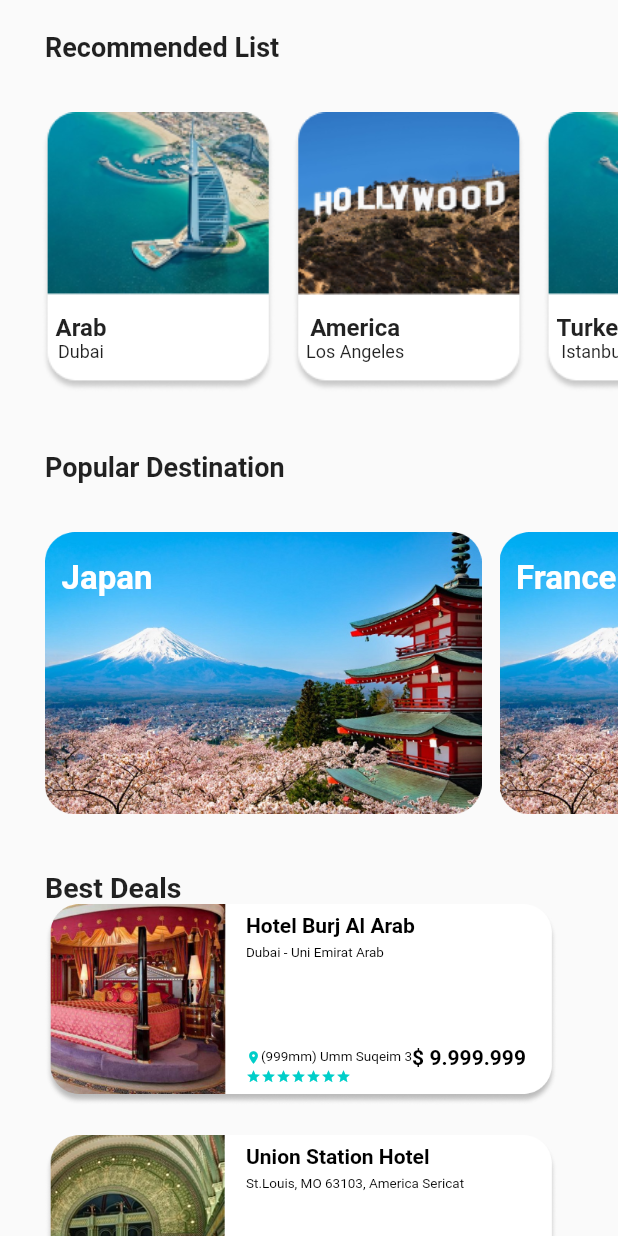
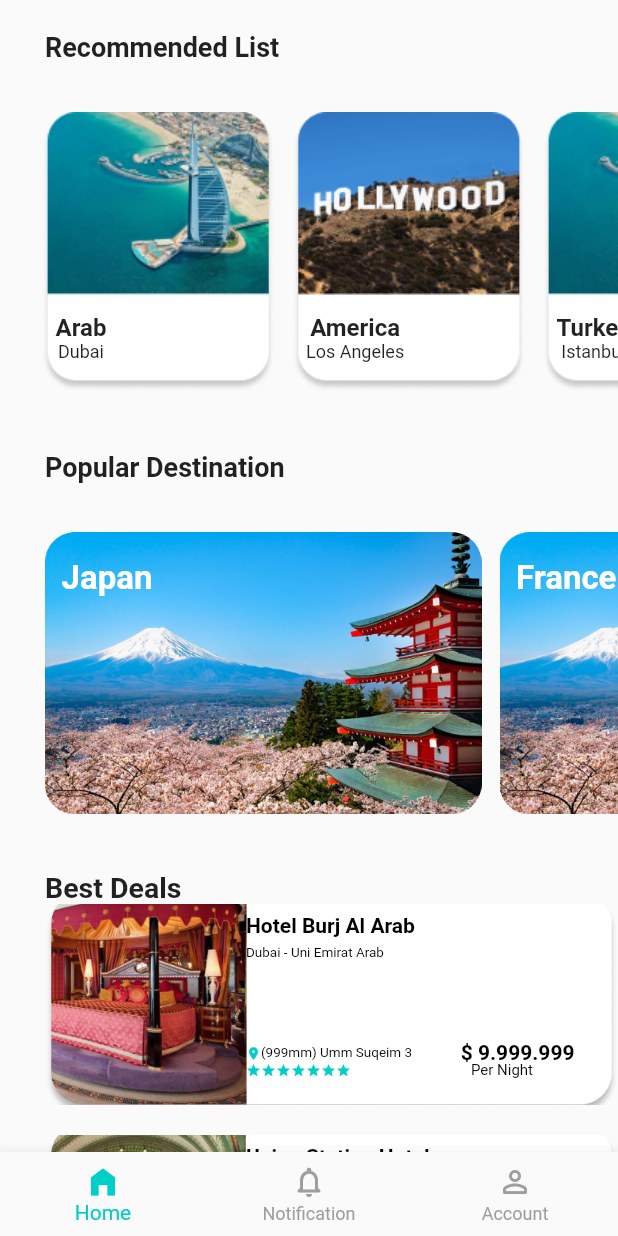
Before and after one commit to akromovk7/Exam, a Flutter app: the screen it shows after launch, scrolled down 576 dp, on a phone screen of 412 x 824 dp. Run offline on Flutter 3.47's test engine with Material 2 defaults, Android fonts, the phone set to English and light mode, and no system bars; our stand-ins replace flutter_svg.

```diff
--- a/lib/core/constants/const.dart
+++ b/lib/core/constants/const.dart
@@ -9,6 +9,7 @@ class ConsColors {
   static const Color Facebook = Color(0XFF3B5999);
   static const Color Google = Color(0XFFFEFDFD);
   static const Color EButton = Color(0XFF00CEC9);
+  static const Color Hdetails = Color(0XFF34495E);
 }
 
 class PaddingMarginConst {
@@ -29,9 +30,11 @@ class PaddingMarginConst {
 
 class FontsizeConst {
   static const double SmallMiniSize = 9.0;
+  static const double SmallTenSize = 10.0;
   static const double ExtraSmallSize = 12.0;
   static const double SmallSize = 14.0;
   static const double MediumSize = 18.0;
+  static const double MediumsixSize = 16.0;
   static const double MediiumSize = 19.0;
   static const double SmallMediumSize = 16.0;
   static const double MediumLargeSize = 22.0;
--- a/lib/models/deals.dart
+++ b/lib/models/deals.dart
@@ -1,5 +1,4 @@
 import 'package:flutter/material.dart';
-import 'package:flutter_svg/flutter_svg.dart';
 
 List deals = [
   {
@@ -8,7 +7,7 @@ List deals = [
     "text2": "Dubai - Uni Emirat Arab",
     "text3": "(999mm) Umm Suqeim 3",
     "text4": "\$ 9.999.999",
-    "icon2": SvgPicture.asset("assets/icons/Vectorstar.svg"),
+    "icon2": AssetImage("assets/images/Vector.png"),
     "text5": "Per Night",
   },
   {
@@ -17,18 +16,18 @@ List deals = [
     "text2": "St.Louis, MO 63103, America Sericat",
     "text3": "(902mm) 1820 Market St",
     "text4": "\$ 285",
-    "icon2": SvgPicture.asset("assets/icons/Vectorstar.svg"),
-    "icon3": SvgPicture.asset("assets/icons/Vectornullstar.svg"),
+    "icon2": AssetImage("assets/images/Vector.png"),
+    "icon3": AssetImage("assets/images/Vectornull.png"),
     "text5": "Per Night",
   },
   {
     "img": AssetImage("assets/images/mandarin.png"),
     "text1": "Mandarin Oriental",
-    "text2": "Khwaeng Bang Rak,Bang Rak,Bangkok 10500,Thailand",
+    "text2": "Khwaeng Bang Rak,Bangkok 10500,Thailand",
     "text3": "(759mm) 48 Oriental Ave",
     "text4": "\$ 499",
-    "icon2": SvgPicture.asset("assets/icons/Vectorstar.svg"),
-    "icon3": SvgPicture.asset("assets/icons/ystar.svg"),
+    "icon2": AssetImage("assets/images/Vector.png"),
+    "icon3": AssetImage("assets/images/Vectornull.png"),
     "text5": "Per Night",
   }
 ];
--- /dev/null
+++ b/lib/models/details.dart
@@ -0,0 +1,3 @@
+import 'package:flutter/material.dart';
+
+List details = [{}];
--- a/lib/routes/my_route.dart
+++ b/lib/routes/my_route.dart
@@ -1,3 +1,4 @@
+import 'package:exam/screens/data_page.dart';
 import 'package:exam/screens/home_page.dart';
 import 'package:exam/screens/log_in_page.dart';
 import 'package:exam/screens/sign_up_page.dart';
@@ -17,6 +18,8 @@ class MyRoute {
         return MaterialPageRoute(builder: (_) => const SignUpPage());
       case '/home':
         return MaterialPageRoute(builder: (_) => const MyHomePage());
+      case '/data':
+        return MaterialPageRoute(builder: (_) => const DataPage());
     }
   }
 }
--- a/lib/screens/home_page.dart
+++ b/lib/screens/home_page.dart
@@ -2,7 +2,6 @@ import 'package:exam/core/constants/const.dart';
 import 'package:exam/models/deals.dart';
 import 'package:exam/models/info.dart';
 import 'package:exam/models/popular.dart';
-import 'package:exam/models/userdata.dart';
 import 'package:flutter/material.dart';
 import 'package:flutter_svg/flutter_svg.dart';
 
@@ -15,9 +14,29 @@ class MyHomePage extends StatefulWidget {
 }
 
 class _MyHomePageState extends State<MyHomePage> {
+  int _cI = 0;
   @override
   Widget build(BuildContext context) {
     return Scaffold(
+      bottomNavigationBar: BottomNavigationBar(
+        selectedItemColor: ConsColors.EButton,
+        showSelectedLabels: true,
+        unselectedItemColor: Colors.grey,
+        currentIndex: _cI,
+        onTap: (int index) {
+          setState(() {
+            _cI = index;
+          });
+        },
+        items: [
+          BottomNavigationBarItem(icon: Icon(Icons.home_filled), label: 'Home'),
+          BottomNavigationBarItem(
+              icon: Icon(Icons.notifications_none_rounded),
+              label: 'Notification'),
+          BottomNavigationBarItem(
+              icon: Icon(Icons.person_outline_rounded), label: 'Account'),
+        ],
+      ),
       body: SingleChildScrollView(
         child: Column(
           children: [
@@ -363,22 +382,30 @@ class _MyHomePageState extends State<MyHomePage> {
               margin: EdgeInsets.only(left: 24.0),
               width: MediaQuery.of(context).size.width,
               height: 500,
-              child: ListView.builder(physics: NeverScrollableScrollPhysics(),
+              child: ListView.builder(
+                physics: NeverScrollableScrollPhysics(),
                 itemCount: deals.length,
                 scrollDirection: Axis.vertical,
                 itemBuilder: (context, index) {
                   return Container(
                     width: 354.0,
                     height: 134.0,
-                    margin: EdgeInsets.only(left: 6.0,bottom: 20.0),
+                    margin: EdgeInsets.only(
+                      left: 6.0,
+                      bottom: 20.0,
+                    ),
                     decoration: BoxDecoration(
                       borderRadius: BorderRadius.all(
                         Radius.circular(20),
                       ),
                     ),
+                    child: InkWell(
+                      onTap: () {
+                        Navigator.pushNamed(context, '/data');
+                      },
                       child: Stack(
                         children: [
-                        Image(
+                          Ink.image(
                             image: deals[index]["img"],
                             fit: BoxFit.cover,
                           ),
@@ -407,7 +434,8 @@ class _MyHomePageState extends State<MyHomePage> {
                                   ),
                                 ),
                                 Row(
-                                mainAxisAlignment: MainAxisAlignment.spaceBetween,
+                                  mainAxisAlignment:
+                                      MainAxisAlignment.spaceBetween,
                                   children: [
                                     Icon(
                                       Icons.place,
@@ -420,13 +448,6 @@ class _MyHomePageState extends State<MyHomePage> {
                                           color: ConsColors.Black,
                                           fontSize: FontsizeConst.SmallMiniSize,
                                           fontWeight: FontweightConst.normal),
-                                  ),
-                                  Text(
-                                    deals[index]["text4"],
-                                    style: TextStyle(
-                                        color: ConsColors.Black,
-                                        fontSize: FontsizeConst.SmallSize,
-                                        fontWeight: FontweightConst.w6),
                                     ),
                                   ],
                                 ),
@@ -467,12 +488,34 @@ class _MyHomePageState extends State<MyHomePage> {
                                       color: ConsColors.EButton,
                                       size: 10,
                                     ),
+                                    Container(
+                                      margin: EdgeInsets.only(left: 80),
+                                      child: Text(
+                                        deals[index]["text5"],
+                                        style: TextStyle(
+                                            color: ConsColors.Black,
+                                            fontSize: FontsizeConst.SmallTenSize,
+                                            fontWeight: FontweightConst.normal),
+                                      ),
+                                    ),
                                   ],
                                 )
                               ],
                             ),
                           ),
+                          Positioned(
+                            top: 91.0,
+                            right: 29.0,
+                            child: Text(
+                              deals[index]["text4"],
+                              style: TextStyle(
+                                  color: ConsColors.Black,
+                                  fontSize: FontsizeConst.SmallSize,
+                                  fontWeight: FontweightConst.w6),
+                            ),
+                          )
                         ],
+                      ),
                     ),
                   );
                 },
```
Also changed, not shown: lib/screens/data_page.dart (added, +205 -0 lines), lib/screens/log_in_page.dart (+6 -3 lines), lib/screens/widgets/my_app_bar.dart (+40 -38 lines), assets/icons/Vector.svg (deleted), assets/icons/Vectornullstar.svg (deleted), assets/icons/Vectorstar.svg (deleted), assets/icons/ystar.svg (deleted), assets/images/Vector.png (added), assets/images/Vectornullstar.png (added), assets/images/image 3.png (added), assets/images/rating.png (added). Lines whose indentation alone changed are shown as unchanged.
